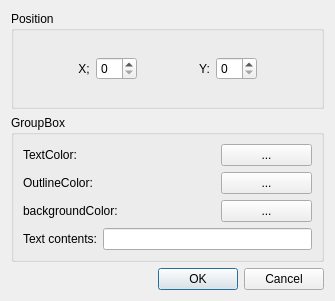
First picture: the form in sourceFiles/Ui/propertiesDialog/propertiesdialog.ui, repository qeesung/ddBook, before the edit.
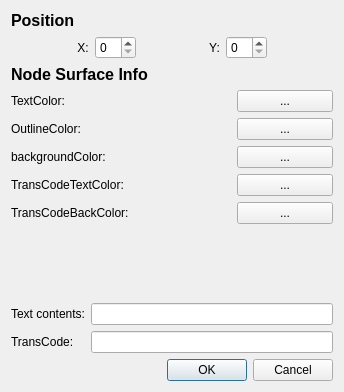
Second picture: the form after the edit.

Patch:
```diff
--- a/sourceFiles/Ui/propertiesDialog/propertiesdialog.ui
+++ b/sourceFiles/Ui/propertiesDialog/propertiesdialog.ui
@@ -6,21 +6,36 @@
    <rect>
     <x>0</x>
     <y>0</y>
-    <width>335</width>
-    <height>301</height>
+    <width>344</width>
+    <height>392</height>
    </rect>
   </property>
   <property name="windowTitle">
    <string>Dialog</string>
   </property>
-  <layout class="QVBoxLayout" name="verticalLayout_7">
+  <layout class="QVBoxLayout" name="verticalLayout_12">
    <item>
-    <layout class="QVBoxLayout" name="verticalLayout_6">
+    <layout class="QVBoxLayout" name="verticalLayout_11">
      <item>
-      <widget class="QGroupBox" name="groupBox">
-       <property name="title">
+      <layout class="QVBoxLayout" name="verticalLayout_10">
+       <item>
+        <layout class="QVBoxLayout" name="verticalLayout_8">
+         <item>
+          <widget class="QLabel" name="label_15">
+           <property name="font">
+            <font>
+             <pointsize>12</pointsize>
+             <weight>75</weight>
+             <italic>false</italic>
+             <bold>true</bold>
+            </font>
+           </property>
+           <property name="text">
         <string>Position</string>
        </property>
+          </widget>
+         </item>
+         <item>
        <layout class="QHBoxLayout" name="horizontalLayout_6">
         <item>
          <spacer name="horizontalSpacer">
@@ -40,7 +55,7 @@
           <item>
            <widget class="QLabel" name="label">
             <property name="text">
-             <string>X;</string>
+                <string>X:</string>
             </property>
             <property name="alignment">
              <set>Qt::AlignCenter</set>
@@ -59,8 +74,8 @@
           </property>
           <property name="sizeHint" stdset="0">
            <size>
-            <width>38</width>
-            <height>20</height>
+               <width>35</width>
+               <height>17</height>
            </size>
           </property>
          </spacer>
@@ -89,26 +104,34 @@
           </property>
           <property name="sizeHint" stdset="0">
            <size>
-            <width>37</width>
-            <height>20</height>
+               <width>34</width>
+               <height>17</height>
            </size>
           </property>
          </spacer>
         </item>
        </layout>
-       <zorder>horizontalSpacer</zorder>
-       <zorder>horizontalSpacer_2</zorder>
-       <zorder>horizontalSpacer_3</zorder>
+         </item>
+        </layout>
+       </item>
+       <item>
+        <layout class="QVBoxLayout" name="verticalLayout_9">
+         <item>
+          <widget class="QLabel" name="label_16">
+           <property name="font">
+            <font>
+             <pointsize>12</pointsize>
+             <weight>75</weight>
+             <bold>true</bold>
+            </font>
+           </property>
+           <property name="text">
+            <string>Node Surface Info</string>
+           </property>
       </widget>
      </item>
      <item>
-      <widget class="QGroupBox" name="groupBox_2">
-       <property name="title">
-        <string>GroupBox</string>
-       </property>
-       <layout class="QVBoxLayout" name="verticalLayout_5">
-        <item>
-         <layout class="QVBoxLayout" name="verticalLayout_4">
+          <layout class="QVBoxLayout" name="verticalLayout_7">
           <item>
            <layout class="QHBoxLayout" name="horizontalLayout_3">
             <item>
@@ -134,6 +157,20 @@
                 </property>
                </widget>
               </item>
+               <item>
+                <widget class="QLabel" name="label_12">
+                 <property name="text">
+                  <string>TransCodeTextColor:</string>
+                 </property>
+                </widget>
+               </item>
+               <item>
+                <widget class="QLabel" name="label_11">
+                 <property name="text">
+                  <string>TransCodeBackColor:</string>
+                 </property>
+                </widget>
+               </item>
              </layout>
             </item>
             <item>
@@ -177,6 +214,32 @@
                 </property>
                </widget>
               </item>
+               <item>
+                <widget class="QLabel" name="label_13">
+                 <property name="minimumSize">
+                  <size>
+                   <width>71</width>
+                   <height>16</height>
+                  </size>
+                 </property>
+                 <property name="text">
+                  <string/>
+                 </property>
+                </widget>
+               </item>
+               <item>
+                <widget class="QLabel" name="label_14">
+                 <property name="minimumSize">
+                  <size>
+                   <width>71</width>
+                   <height>16</height>
+                  </size>
+                 </property>
+                 <property name="text">
+                  <string/>
+                 </property>
+                </widget>
+               </item>
              </layout>
             </item>
             <item>
@@ -202,13 +265,42 @@
                 </property>
                </widget>
               </item>
+               <item>
+                <widget class="QPushButton" name="pushButton_5">
+                 <property name="text">
+                  <string>...</string>
+                 </property>
+                </widget>
+               </item>
+               <item>
+                <widget class="QPushButton" name="pushButton_4">
+                 <property name="text">
+                  <string>...</string>
+                 </property>
+                </widget>
+               </item>
              </layout>
             </item>
            </layout>
           </item>
+           <item>
+            <spacer name="verticalSpacer_2">
+             <property name="orientation">
+              <enum>Qt::Vertical</enum>
+             </property>
+             <property name="sizeHint" stdset="0">
+              <size>
+               <width>20</width>
+               <height>40</height>
+              </size>
+             </property>
+            </spacer>
+           </item>
           <item>
            <layout class="QHBoxLayout" name="horizontalLayout_4">
             <item>
+              <layout class="QVBoxLayout" name="verticalLayout_4">
+               <item>
              <widget class="QLabel" name="label_9">
               <property name="text">
                <string>Text contents:</string>
@@ -216,14 +308,31 @@
              </widget>
             </item>
             <item>
+                <widget class="QLabel" name="label_10">
+                 <property name="text">
+                  <string>TransCode:</string>
+                 </property>
+                </widget>
+               </item>
+              </layout>
+             </item>
+             <item>
+              <layout class="QVBoxLayout" name="verticalLayout_5">
+               <item>
              <widget class="QLineEdit" name="lineEdit"/>
             </item>
+               <item>
+                <widget class="QLineEdit" name="lineEdit_2"/>
+               </item>
            </layout>
           </item>
          </layout>
         </item>
        </layout>
-      </widget>
+         </item>
+        </layout>
+       </item>
+      </layout>
      </item>
      <item>
       <layout class="QHBoxLayout" name="horizontalLayout_5">
```
Left out of the diff: 8 changed lines with no effect on the pictures. Lines whose indentation alone changed are shown as unchanged.
